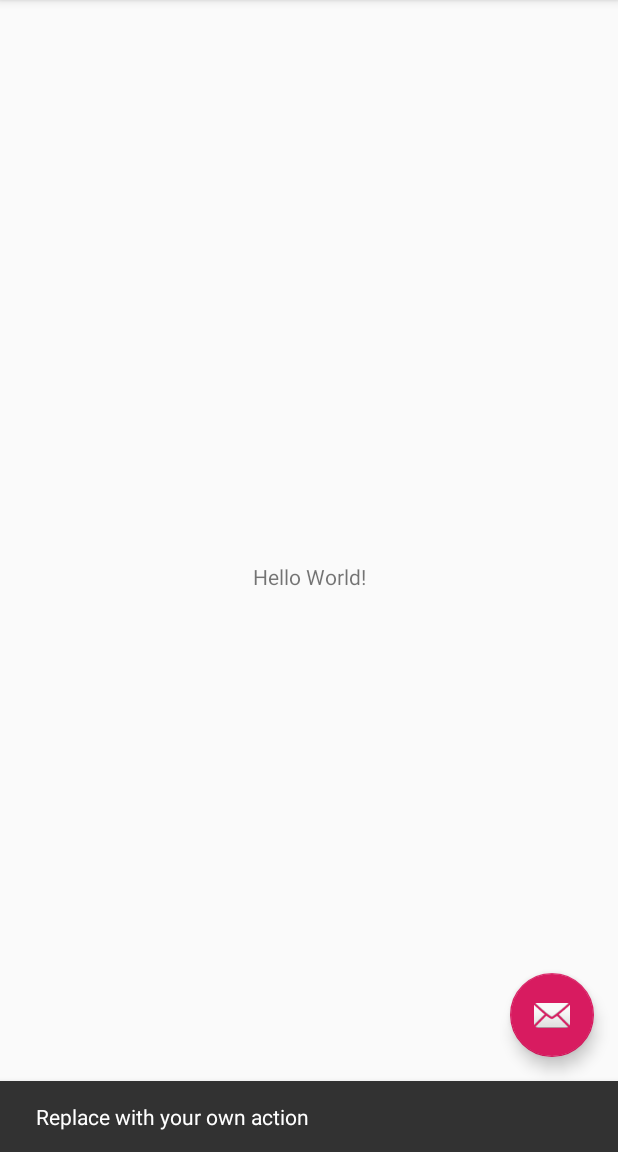
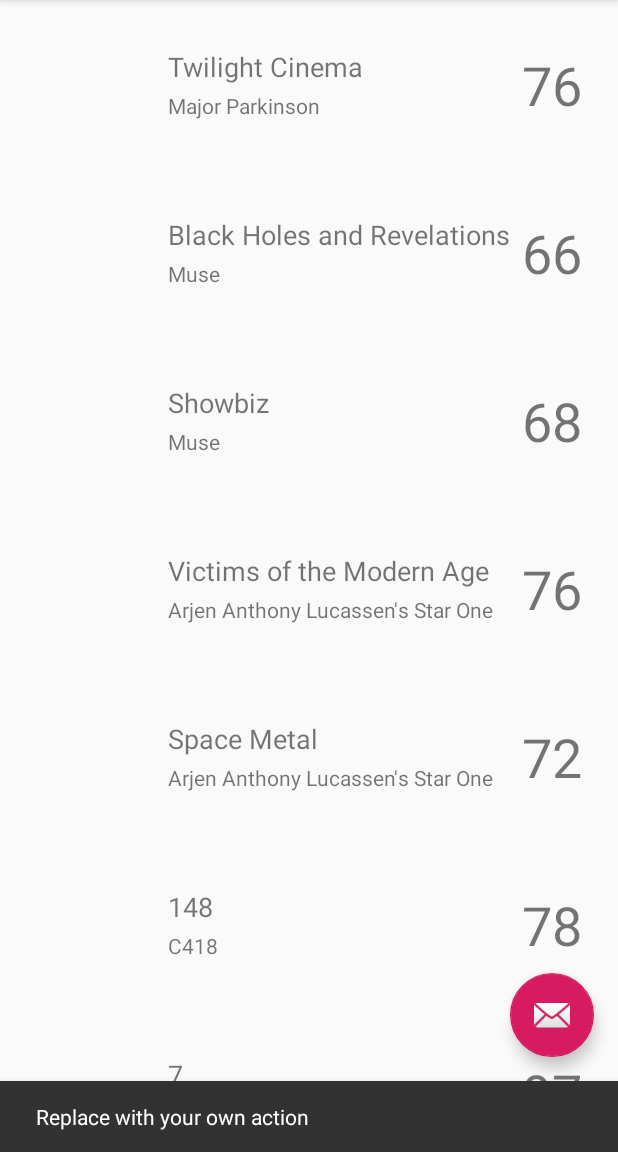
Before and after one commit to kyledunne/kyles-music-reviews-app-old, an Android app: the screen it shows after launch (MainActivity), after a tap on an icon or button, on a phone screen of 412 x 824 dp, the part 84-1236 px from its top. Run offline under Robolectric (Android 15) with nearby library versions, the light colour scheme and no system bars.

Commit message:
Add working recycler view for home screen of music reviews

```diff
--- /dev/null
+++ b/app/src/main/java/me/kyledunne/kylesmusicreviewsapp/AlbumListAdapter.kt
@@ -0,0 +1,36 @@
+package me.kyledunne.kylesmusicreviewsapp
+
+import android.graphics.drawable.Drawable
+import android.view.LayoutInflater
+import android.view.View
+import android.view.ViewGroup
+import androidx.recyclerview.widget.RecyclerView
+import kotlinx.android.synthetic.main.album_list_element.view.*
+
+class AlbumListAdapter(val albums: MutableList<Album>): RecyclerView.Adapter<AlbumListAdapter.AlbumItemViewHolder>() {
+
+    class AlbumItemViewHolder(val albumItemView: View): RecyclerView.ViewHolder(albumItemView)
+
+    override fun onCreateViewHolder(parent: ViewGroup, viewType: Int): AlbumItemViewHolder {
+        val albumListElement = LayoutInflater.from(parent.context).inflate(R.layout.album_list_element, parent, false)
+        return AlbumItemViewHolder(albumListElement)
+    }
+
+    override fun getItemCount(): Int {
+        return albums.size
+    }
+
+    override fun onBindViewHolder(holder: AlbumItemViewHolder, position: Int) {
+        val albumToBind = albums[position]
+        holder.albumItemView.album_name.text = albumToBind.albumName
+        holder.albumItemView.artist_name.text = albumToBind.artistName
+        holder.albumItemView.rating.text = albumToBind.rating
+    }
+
+    fun notifyAlbumListChanged() {
+        notifyDataSetChanged()
+    }
+}
+
+class Album(var albumArtwork: Drawable?, var albumName: String, var artistName: String,
+            var rating: String)
--- a/app/src/main/java/me/kyledunne/kylesmusicreviewsapp/MainActivity.kt
+++ b/app/src/main/java/me/kyledunne/kylesmusicreviewsapp/MainActivity.kt
@@ -5,6 +5,8 @@
 import androidx.appcompat.app.AppCompatActivity
 import android.view.Menu
 import android.view.MenuItem
+import androidx.recyclerview.widget.LinearLayoutManager
+import androidx.recyclerview.widget.RecyclerView
 
 import kotlinx.android.synthetic.main.activity_main.*
 
@@ -18,6 +20,28 @@
         fab.setOnClickListener { view ->
             Snackbar.make(view, "Replace with your own action", Snackbar.LENGTH_LONG)
                 .setAction("Action", null).show()
+        }
+
+        val albums = mutableListOf<Album>()
+        albums.add(Album(null, "Twilight Cinema", "Major Parkinson", "76"))
+        albums.add(Album(null, "Black Holes and Revelations", "Muse", "66"))
+        albums.add(Album(null, "Showbiz", "Muse", "68"))
+        albums.add(Album(null, "Victims of the Modern Age", "Arjen Anthony Lucassen's Star One", "76"))
+        albums.add(Album(null, "Space Metal", "Arjen Anthony Lucassen's Star One", "72"))
+        albums.add(Album(null, "148", "C418", "78"))
+        albums.add(Album(null, "7", "art1", "97"))
+        albums.add(Album(null, "8", "art2", "98"))
+        albums.add(Album(null, "9", "art3", "99"))
+        albums.add(Album(null, "10", "art4", "910"))
+        albums.add(Album(null, "11", "art5", "911"))
+        albums.add(Album(null, "12", "art6", "912"))
+        val albumListAdapter = AlbumListAdapter(albums)
+        val viewManager = LinearLayoutManager(this)
+
+        val albumListRecyclerView = findViewById<RecyclerView>(R.id.album_list_recycler_view).apply {
+            setHasFixedSize(true)
+            layoutManager = viewManager
+            adapter = albumListAdapter
         }
     }
 
--- /dev/null
+++ b/app/src/main/res/layout/album_list_element.xml
@@ -0,0 +1,51 @@
+<?xml version="1.0" encoding="utf-8"?>
+<androidx.constraintlayout.widget.ConstraintLayout xmlns:android="http://schemas.android.com/apk/res/android"
+    xmlns:app="http://schemas.android.com/apk/res-auto"
+    xmlns:tools="http://schemas.android.com/tools"
+    android:layout_width="match_parent"
+    android:layout_height="@dimen/album_list_element_height">
+
+    <ImageView
+        android:id="@+id/album_image"
+        android:layout_width="@dimen/album_image_size"
+        android:layout_height="@dimen/album_image_size"
+        android:layout_marginStart="24dp"
+        android:layout_marginTop="24dp"
+        app:layout_constraintStart_toStartOf="parent"
+        app:layout_constraintTop_toTopOf="parent"
+        tools:src="@drawable/musnote_black_24x24"
+        android:contentDescription="@string/album_artwork"/>
+
+    <TextView
+        android:id="@+id/album_name"
+        android:layout_width="wrap_content"
+        android:layout_height="wrap_content"
+        android:layout_marginStart="24dp"
+        android:layout_marginTop="32dp"
+        tools:text="@string/album_name"
+        android:textSize="18sp"
+        app:layout_constraintStart_toEndOf="@+id/album_image"
+        app:layout_constraintTop_toTopOf="parent" />
+
+    <TextView
+        android:id="@+id/artist_name"
+        android:layout_width="wrap_content"
+        android:layout_height="wrap_content"
+        android:layout_marginStart="24dp"
+        android:layout_marginBottom="32dp"
+        tools:text="@string/artist_name"
+        app:layout_constraintBottom_toBottomOf="parent"
+        app:layout_constraintStart_toEndOf="@+id/album_image" />
+
+    <TextView
+        android:id="@+id/rating"
+        android:layout_width="wrap_content"
+        android:layout_height="wrap_content"
+        android:layout_marginEnd="24dp"
+        tools:text="@string/rating"
+        android:textAlignment="center"
+        android:textSize="36sp"
+        app:layout_constraintBottom_toBottomOf="parent"
+        app:layout_constraintEnd_toEndOf="parent"
+        app:layout_constraintTop_toTopOf="parent" />
+</androidx.constraintlayout.widget.ConstraintLayout>
--- a/app/src/main/res/layout/content_main.xml
+++ b/app/src/main/res/layout/content_main.xml
@@ -8,13 +8,9 @@
     tools:context=".MainActivity"
     tools:showIn="@layout/activity_main">
 
-    <TextView
-        android:layout_width="wrap_content"
-        android:layout_height="wrap_content"
-        android:text="Hello World!"
-        app:layout_constraintBottom_toBottomOf="parent"
-        app:layout_constraintLeft_toLeftOf="parent"
-        app:layout_constraintRight_toRightOf="parent"
-        app:layout_constraintTop_toTopOf="parent" />
 
+    <androidx.recyclerview.widget.RecyclerView
+        android:id="@+id/album_list_recycler_view"
+        android:layout_width="match_parent"
+        android:layout_height="match_parent" />
 </androidx.constraintlayout.widget.ConstraintLayout>
--- /dev/null
+++ b/app/src/main/res/layout/navigation_drawer.xml
@@ -0,0 +1,4 @@
+<?xml version="1.0" encoding="utf-8"?>
+<androidx.drawerlayout.widget.DrawerLayout
+    xmlns:android="http://schemas.android.com/apk/res/android" android:layout_width="match_parent"
+    android:layout_height="match_parent"/>
--- a/app/src/main/res/values/dimens.xml
+++ b/app/src/main/res/values/dimens.xml
@@ -1,3 +1,5 @@
 <resources>
     <dimen name="fab_margin">16dp</dimen>
+    <dimen name="album_image_size">64dp</dimen>
+    <dimen name="album_list_element_height">112dp</dimen>
 </resources>
--- a/app/src/main/res/values/strings.xml
+++ b/app/src/main/res/values/strings.xml
@@ -1,4 +1,8 @@
 <resources>
     <string name="app_name">KylesMusicReviewsApp</string>
     <string name="action_settings">Settings</string>
+    <string name="album_artwork">Album Artwork</string>
+    <string name="artist_name">Artist Name</string>
+    <string name="album_name">Album Name</string>
+    <string name="rating">Rating</string>
 </resources>
```
Also changed, not shown: app/src/main/res/layout/activity_main.xml (line endings or trailing spaces).
